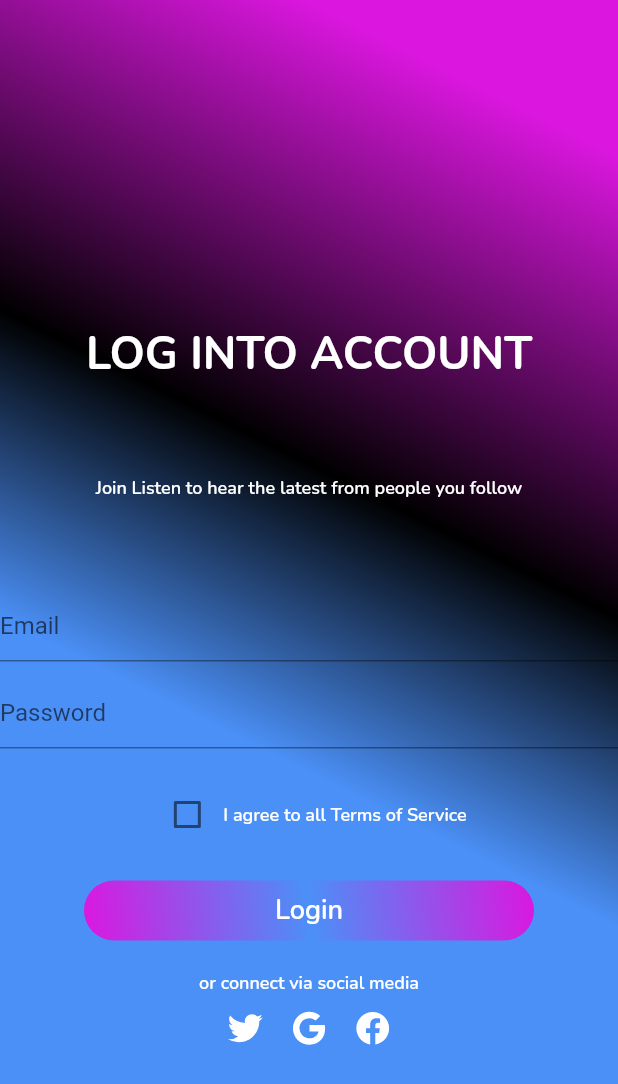
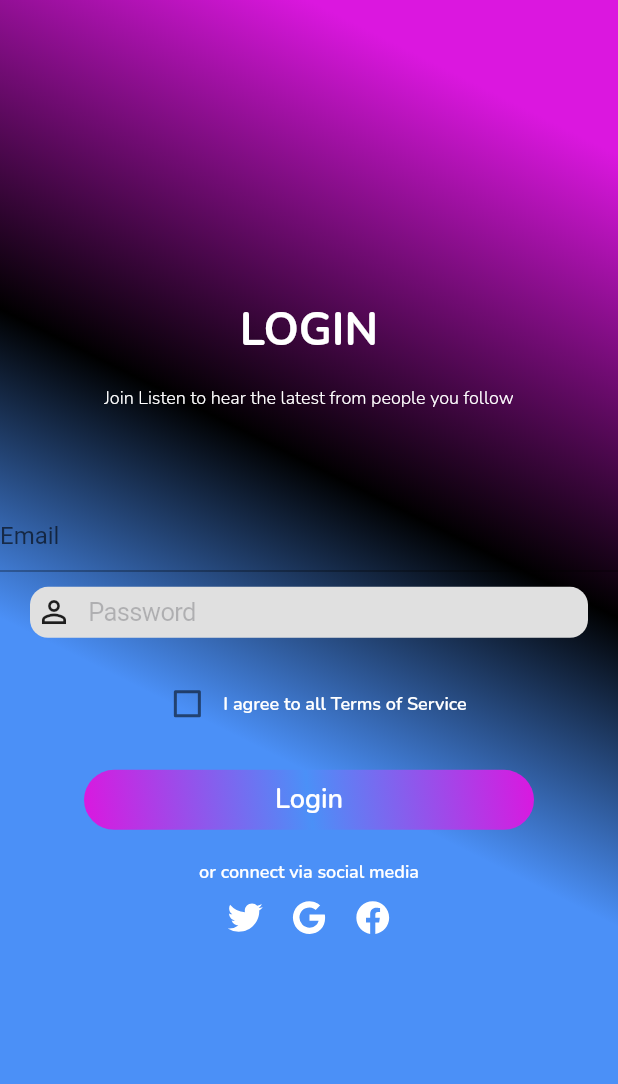
Before and after one commit to kolynzb/music_app, a Flutter app: the LoginScreen screen opened directly, on a phone screen of 412 x 824 dp. Shown: the top 1084 px of the screen. Run offline on Flutter 3.47's test engine with Material 2 defaults, Android fonts, the phone set to English and light mode, and no system bars; our stand-ins replace get, glassmorphism, google_fonts, ionicons.

Commit message:
Fix Login Screen

```diff
--- a/lib/constants/dimension.dart
+++ b/lib/constants/dimension.dart
@@ -1,7 +1,8 @@
+import 'package:flutter/material.dart';
 import 'package:get/get.dart';
 
 // scaling factor = 844 /x
-class Dimensions {
+class Sizes {
   static double screenHeight = Get.context!.height;
   static double screenWidth = Get.context!.width;
 
@@ -33,3 +34,16 @@ class Dimensions {
   static double icon16 = screenHeight / 52.27;
   static double icon24 = screenHeight / 35.17;
 }
+
+class Dimensions{
+
+  getHeight(BuildContext context) {
+    var screenHeight = MediaQuery.of(context).size.height;
+
+
+  }
+
+  getWidth(BuildContext context) {
+    var screenWidth = MediaQuery.of(context).size.width;
+  }
+}
--- a/lib/main.dart
+++ b/lib/main.dart
@@ -18,7 +18,7 @@ class MyApp extends StatelessWidget {
       theme: ThemeData(
         primarySwatch: Colors.blue,
       ),
-      home: const HomeScreen(),
+      home: const LoginScreen(),
     );
   }
 }
--- a/lib/screens/auth/login_screen.dart
+++ b/lib/screens/auth/login_screen.dart
@@ -1,4 +1,6 @@
+import 'package:flutter/cupertino.dart';
 import 'package:flutter/material.dart';
+import 'package:google_fonts/google_fonts.dart';
 import 'package:ionicons/ionicons.dart';
 import 'package:music_app/constants/colors.dart';
 import 'package:music_app/widgets/buttons/gradient_btn.dart';
@@ -12,6 +14,8 @@ class LoginScreen extends StatelessWidget {
   Widget build(BuildContext context) {
     return Scaffold(
       body: Container(
+        height: double.maxFinite,
+        width: double.maxFinite,
         decoration: const BoxDecoration(
           gradient: LinearGradient(
             begin: Alignment.topRight,
@@ -28,22 +32,23 @@ class LoginScreen extends StatelessWidget {
               mainAxisAlignment: MainAxisAlignment.center,
               crossAxisAlignment: CrossAxisAlignment.center,
               children: <Widget>[
-                const SizedBox(
-                  height: 90,
+                BigText(
+                  text: 'Login',
+                  size: 30,
                 ),
-                Flexible(
-                  child: BigText(
-                    text: 'Log into Account',
-                    size: 30,
+                SizedBox(
+                  height: MediaQuery.of(context).size.height * 0.02,
+                ),
+                Text(
+                  "Join Listen to hear the latest from people you follow",
+                  style: GoogleFonts.nunito(
+                    textStyle: const TextStyle(
+                      color: Colors.white,
+                      fontSize: 12,
+                      fontWeight: FontWeight.w300,
+                    ),
                   ),
-                ),
-                const SizedBox(
-                  height: 60,
-                ),
-                SmallText(
-                  text: "Join Listen to hear the latest from people you follow",
-                  color: Colors.white,
-                  weight: FontWeight.w600,
+                  textAlign: TextAlign.center,
                 ),
                 const SizedBox(
                   height: 60,
@@ -54,15 +59,34 @@ class LoginScreen extends StatelessWidget {
                     hintText: "Email",
                   ),
                 ),
-                const SizedBox(
-                  height: 10,
-                ),
-                TextFormField(
-                  keyboardType: TextInputType.visiblePassword,
-                  decoration: const InputDecoration(
-                    hintText: "Password",
+                const SizedBox(height: 10),
+                Padding(
+                  padding: const EdgeInsets.only(left: 20.0, right: 20),
+                  child: CupertinoTextField(
+                    prefix: const Padding(
+                      padding: EdgeInsets.all(4.0),
+                      child: Icon(Icons.person_outline_outlined),
+                    ),
+                    placeholder: "Password",
+                    keyboardType: TextInputType.visiblePassword,
+                    decoration: BoxDecoration(
+                        color: Colors.grey.shade300,
+                        borderRadius: BorderRadius.circular(12)),
                   ),
                 ),
+                // Container(
+                //   margin: const EdgeInsets.only(left: 10, right: 10,top:20,bottom:20),
+                //   child: TextFormField(
+                //     keyboardType: TextInputType.visiblePassword,
+                //     decoration:  InputDecoration(
+                //       filled: true,
+                //       border: OutlineInputBorder(borderRadius: BorderRadius.circular(20)),
+                //       fillColor:  Colors.blue[100],
+                //       hintText: "Password",
+                //     ),
+                //   ),
+                // ),
+
                 const SizedBox(
                   height: 20,
                 ),
--- a/pubspec.yaml
+++ b/pubspec.yaml
@@ -37,6 +37,7 @@ dependencies:
   get: ^4.6.5
   glassmorphism: ^3.0.0
   ionicons: ^0.2.1
+  just_audio: ^0.9.28
 
 dev_dependencies:
   flutter_test:
```
Also changed, not shown: pubspec.lock, 2 other files.
